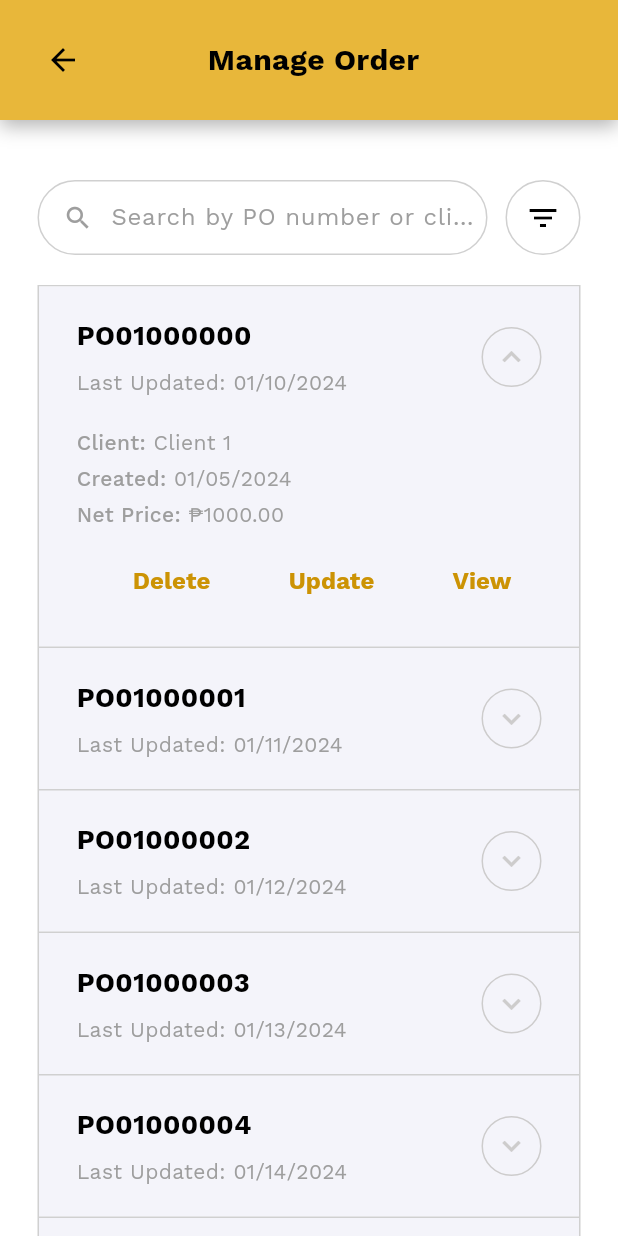
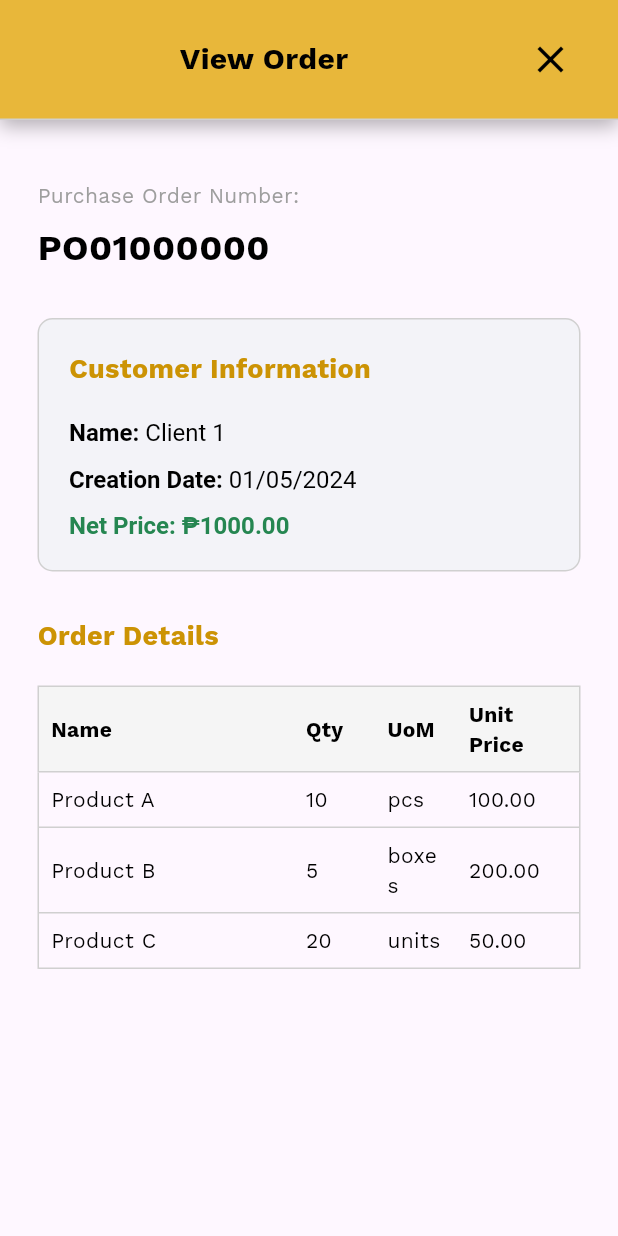
Before and after one commit to Novimi22/SE2_Group3_SilicaValleyOPC, a Flutter app: the screen it shows after launch, after a tap on the "expand more" icon, after a tap on "View", on a phone screen of 412 x 824 dp. Run offline on Flutter 3.47's test engine with Material 3 defaults, Android fonts, the phone set to English and light mode, and no system bars; our stand-ins replace google_fonts.

Commit message:
complete view order page

```diff
--- a/lib/screens/manage_order/gen_manage_order.dart
+++ b/lib/screens/manage_order/gen_manage_order.dart
@@ -2,6 +2,7 @@
 
 import 'package:flutter/material.dart';
 import 'package:draft_screens/screens/manage_order/update_order.dart';
+import 'package:draft_screens/screens/manage_order/view_order.dart';
 
 
 class ManageOrderScreen extends StatefulWidget {
@@ -1200,7 +1201,22 @@ class _ManageOrderScreenState extends State<ManageOrderScreen> {
                                                 ),
                                                 child: TextButton(
                                                   onPressed: () {
-                                                    // Handle view action
+                                                    // Navigate to UpdateOrderScreen
+                                                    Navigator.push(
+                                                      context,
+                                                      MaterialPageRoute(
+                                                        builder: (context) => ViewOrderScreen(
+                                                          purchaseOrderNumber:
+                                                              order['poNumber']!,
+                                                          customerName:
+                                                              order['clientName']!,
+                                                          creationDate:
+                                                              order['creationDate']!,
+                                                          netPrice:
+                                                              order['netPrice']!,
+                                                        ),
+                                                      ),
+                                                    );
                                                   },
                                                   style: TextButton.styleFrom(
                                                     padding:
--- /dev/null
+++ b/lib/screens/manage_order/view_order.dart
@@ -0,0 +1,461 @@
+import 'package:flutter/material.dart';
+import 'package:draft_screens/screens/manage_order/gen_manage_order.dart';
+
+class ViewOrderScreen extends StatefulWidget {
+  final String purchaseOrderNumber;
+  final String customerName;
+  final String creationDate;
+  final String netPrice;
+
+  const ViewOrderScreen({
+    super.key,
+    required this.purchaseOrderNumber,
+    required this.customerName,
+    required this.creationDate,
+    required this.netPrice,
+  });
+
+  @override
+  State<ViewOrderScreen> createState() => _ViewOrderScreenState();
+}
+
+class _ViewOrderScreenState extends State<ViewOrderScreen> {
+  // Color constants
+  static const Color primaryColor = Color(0xFFCC9304);
+  static const Color appBarColor = Color(0xFFE8B73A);
+  static const Color grayColor = Color(0xFF9E9E9E);
+  static const Color borderColor = Color(0xFFD0D0D0);
+  static const Color infoBoxColor = Color(0xFFF3F3F8);
+  static const Color tableHeaderColor = Color(0xFF258651);
+
+  // Order details
+  double currentNetPrice = 0.0;
+
+  // Table data
+  List<Map<String, dynamic>> items = [];
+
+  @override
+  void initState() {
+    super.initState();
+    // Parse net price
+    currentNetPrice = double.tryParse(widget.netPrice.replaceAll('₱', '').replaceAll(',', '')) ?? 0.0;
+
+    // Initialize with sample data
+    _initializeSampleData();
+  }
+
+  void _initializeSampleData() {
+    items = [
+      {
+        'name': 'Product A',
+        'qty': '10',
+        'uom': 'pcs',
+        'unitPrice': '100.00',
+        'total': 1000.0,
+      },
+      {
+        'name': 'Product B',
+        'qty': '5',
+        'uom': 'boxes',
+        'unitPrice': '200.00',
+        'total': 1000.0,
+      },
+      {
+        'name': 'Product C',
+        'qty': '20',
+        'uom': 'units',
+        'unitPrice': '50.00',
+        'total': 1000.0,
+      },
+    ];
+  }
+
+  @override
+  Widget build(BuildContext context) {
+    final screenWidth = MediaQuery.of(context).size.width;
+
+    return Scaffold(
+      appBar: PreferredSize(
+        preferredSize: const Size.fromHeight(80),
+        child: Container(
+          decoration: BoxDecoration(
+            color: appBarColor,
+            boxShadow: [
+              BoxShadow(
+                color: Colors.black.withOpacity(0.3),
+                blurRadius: 10,
+                offset: const Offset(0, 4),
+              ),
+            ],
+            border: Border(bottom: BorderSide(color: borderColor, width: 1)),
+          ),
+          child: Row(
+            crossAxisAlignment: CrossAxisAlignment.center,
+            children: [
+              const Expanded(child: SizedBox()),
+
+              // Appbar Title
+              Container(
+                height: 80,
+                alignment: Alignment.center,
+                child: const Text(
+                  'View Order',
+                  style: TextStyle(
+                    fontSize: 20,
+                    fontWeight: FontWeight.bold,
+                    color: Colors.black,
+                  ),
+                ),
+              ),
+
+              const Expanded(child: SizedBox()),
+
+              // Close icon
+              Container(
+                height: 80,
+                alignment: Alignment.center,
+                child: IconButton(
+                  onPressed: () {
+                    Navigator.push(
+                      context,
+                      MaterialPageRoute(
+                        builder: (context) => const ManageOrderScreen(),
+                      ),
+                    );
+                  },
+                  icon: const Icon(
+                    Icons.close,
+                    color: Colors.black,
+                    size: 30,
+                  ),
+                  padding: const EdgeInsets.only(right: 30),
+                ),
+              ),
+            ],
+          ),
+        ),
+      ),
+      body: SafeArea(
+        child: SingleChildScrollView(
+          child: Padding(
+            padding: const EdgeInsets.fromLTRB(25.0, 40.0, 25.0, 20.0),
+            child: Column(
+              crossAxisAlignment: CrossAxisAlignment.start,
+              children: [
+                // Purchase Order Number section
+                Text(
+                  'Purchase Order Number:',
+                  style: TextStyle(fontSize: 14, color: grayColor),
+                ),
+                const SizedBox(height: 8),
+                Text(
+                  widget.purchaseOrderNumber,
+                  style: const TextStyle(
+                    fontSize: 24,
+                    fontWeight: FontWeight.bold,
+                    color: Colors.black,
+                  ),
+                ),
+
+                const SizedBox(height: 30),
+
+                // Customer Information box
+                Container(
+                  width: double.infinity,
+                  padding: const EdgeInsets.all(20),
+                  decoration: BoxDecoration(
+                    color: infoBoxColor,
+                    borderRadius: BorderRadius.circular(10),
+                    border: Border.all(color: borderColor, width: 1),
+                  ),
+                  child: Column(
+                    crossAxisAlignment: CrossAxisAlignment.start,
+                    children: [
+                      Text(
+                        'Customer Information',
+                        style: TextStyle(
+                          fontSize: 18,
+                          fontWeight: FontWeight.bold,
+                          color: primaryColor,
+                        ),
+                      ),
+
+                      const SizedBox(height: 20),
+
+                      // Name row
+                      RichText(
+                        text: TextSpan(
+                          children: [
+                            TextSpan(
+                              text: 'Name: ',
+                              style: const TextStyle(
+                                fontSize: 16,
+                                fontWeight: FontWeight.bold,
+                                color: Colors.black,
+                              ),
+                            ),
+                            TextSpan(
+                              text: widget.customerName,
+                              style: const TextStyle(
+                                fontSize: 16,
+                                color: Colors.black,
+                                fontWeight: FontWeight.normal,
+                              ),
+                            ),
+                          ],
+                        ),
+                      ),
+
+                      const SizedBox(height: 12),
+
+                      // Creation Date row
+                      RichText(
+                        text: TextSpan(
+                          children: [
+                            TextSpan(
+                              text: 'Creation Date: ',
+                              style: const TextStyle(
+                                fontSize: 16,
+                                fontWeight: FontWeight.bold,
+                                color: Colors.black,
+                              ),
+                            ),
+                            TextSpan(
+                              text: widget.creationDate,
+                              style: const TextStyle(
+                                fontSize: 16,
+                                color: Colors.black,
+                                fontWeight: FontWeight.normal,
+                              ),
+                            ),
+                          ],
+                        ),
+                      ),
+
+                      const SizedBox(height: 12),
+
+                      // Net Price row
+                      RichText(
+                        text: TextSpan(
+                          children: [
+                            TextSpan(
+                              text: 'Net Price: ',
+                              style: TextStyle(
+                                fontSize: 16,
+                                fontWeight: FontWeight.bold,
+                                color: tableHeaderColor,
+                              ),
+                            ),
+                            TextSpan(
+                              text: '₱${currentNetPrice.toStringAsFixed(2)}',
+                              style: TextStyle(
+                                fontSize: 16,
+                                color: tableHeaderColor,
+                                fontWeight: FontWeight.bold,
+                              ),
+                            ),
+                          ],
+                        ),
+                      ),
+                    ],
+                  ),
+                ),
+
+                const SizedBox(height: 30),
+
+                // Order Details section
+                Column(
+                  crossAxisAlignment: CrossAxisAlignment.start,
+                  children: [
+                    // Order Details header
+                    Row(
+                      mainAxisAlignment: MainAxisAlignment.spaceBetween,
+                      children: [
+                        Text(
+                          'Order Details',
+                          style: TextStyle(
+                            fontSize: 18,
+                            fontWeight: FontWeight.bold,
+                            color: primaryColor,
+                          ),
+                        ),
+                        // NO Add Item button here
+                      ],
+                    ),
+
+                    const SizedBox(height: 20),
+
+                    // Table container
+                    Container(
+                      width: screenWidth - 50,
+                      child: Column(
+                        children: [
+                          // Table headers
+                          if (items.isNotEmpty)
+                            Container(
+                              decoration: BoxDecoration(
+                                border: Border.all(color: borderColor),
+                              ),
+                              child: Table(
+                                columnWidths: {
+                                  0: FlexColumnWidth(2.5), // Name
+                                  1: FlexColumnWidth(0.8), // Qty
+                                  2: FlexColumnWidth(0.8), // UoM
+                                  3: FlexColumnWidth(1.2), // Unit Price
+                                  // NO Actions column here
+                                },
+                                defaultVerticalAlignment: TableCellVerticalAlignment.middle,
+                                children: [
+                                  TableRow(
+                                    decoration: BoxDecoration(
+                                      color: Colors.grey[100],
+                                    ),
+                                    children: [
+                                      _buildTableHeaderCell('Name', compact: true),
+                                      _buildTableHeaderCell('Qty', compact: true),
+                                      _buildTableHeaderCell('UoM', compact: true),
+                                      _buildTableHeaderCell('Unit Price', compact: true),
+                                      // NO Actions header cell
+                                    ],
+                                  ),
+                                ],
+                              ),
+                            ),
+
+                          // Table rows
+                          if (items.isNotEmpty)
+                            Container(
+                              decoration: BoxDecoration(
+                                border: Border(
+                                  left: BorderSide(color: borderColor),
+                                  right: BorderSide(color: borderColor),
+                                  bottom: BorderSide(color: borderColor),
+                                ),
+                              ),
+                              child: Column(
+                                children: items.asMap().entries.map((entry) {
+                                  final item = entry.value;
+
+                                  return Container(
+                                    decoration: entry.key > 0
+                                        ? const BoxDecoration(
+                                            border: Border(
+                                              top: BorderSide(color: Color(0xFFD0D0D0)),
+                                            ),
+                                          )
+                                        : null,
+                                    child: Table(
+                                      columnWidths: {
+                                        0: FlexColumnWidth(2.5), // Name
+                                        1: FlexColumnWidth(0.8), // Qty
+                                        2: FlexColumnWidth(0.8), // UoM
+                                        3: FlexColumnWidth(1.2), // Unit Price
+                                        // NO Actions column width
+                                      },
+                                      defaultVerticalAlignment: TableCellVerticalAlignment.middle,
+                                      children: [
+                                        TableRow(
+                                          children: [
+                                            // Name cell
+                                            Padding(
+                                              padding: const EdgeInsets.all(8),
+                                              child: Text(
+                                                item['name']?.toString() ?? '',
+                                                style: const TextStyle(
+                                                  fontSize: 14,
+                                                  color: Colors.black,
+                                                ),
+                                              ),
+                                            ),
+
+                                            // Qty cell
+                                            Padding(
+                                              padding: const EdgeInsets.all(8),
+                                              child: Text(
+                                                item['qty']?.toString() ?? '',
+                                                style: const TextStyle(
+                                                  fontSize: 14,
+                                                  color: Colors.black,
+                                                ),
+                                              ),
+                                            ),
+
+                                            // UoM cell
+                                            Padding(
+                                              padding: const EdgeInsets.all(8),
+                                              child: Text(
+                                                item['uom']?.toString() ?? '',
+                                                style: const TextStyle(
+                                                  fontSize: 14,
+                                                  color: Colors.black,
+                                                ),
+                                              ),
+                                            ),
+
+                                            // Unit Price cell
+                                            Padding(
+                                              padding: const EdgeInsets.all(8),
+                                              child: Text(
+                                                item['unitPrice']?.toString() ?? '',
+                                                style: const TextStyle(
+                                                  fontSize: 14,
+                                                  color: Colors.black,
+                                                ),
+                                              ),
+                                            ),
+
+                                            // NO Actions cell here
+                                          ],
+                                        ),
+                                      ],
+                                    ),
+                                  );
+                                }).toList(),
+                              ),
+                            ),
+
+                          // Empty state message (SAME as update screen)
+                          if (items.isEmpty)
+                            Container(
+                              padding: const EdgeInsets.all(40),
+                              width: double.infinity,
+                              decoration: BoxDecoration(
+                                border: Border.all(color: borderColor),
+                              ),
+                              child: Text(
+                                'No items added. Click "Add Item" to start.', // Keep same text
+                                textAlign: TextAlign.center,
+                                style: TextStyle(
+                                  fontSize: 16,
+                                  color: grayColor,
+                                ),
+                              ),
+                            ),
+                        ],
+                      ),
+                    ),
+                  ],
+                ),
+              ],
+            ),
+          ),
+        ),
+      ),
+    );
+  }
+
+  //
+  Widget _buildTableHeaderCell(String text, {bool compact = false}) {
+    return Padding(
+      padding: compact ? const EdgeInsets.all(8) : const EdgeInsets.all(12),
+      child: Text(
+        text,
+        style: const TextStyle(
+          fontSize: 14,
+          fontWeight: FontWeight.bold,
+          color: Colors.black,
+        ),
+      ),
+    );
+  }
+}
```
